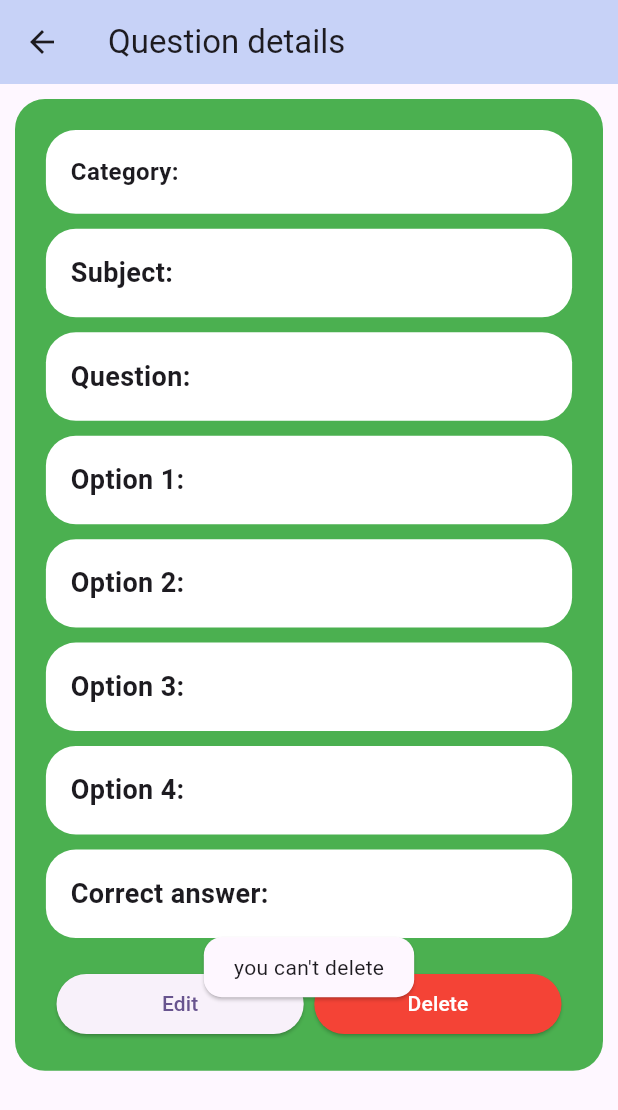
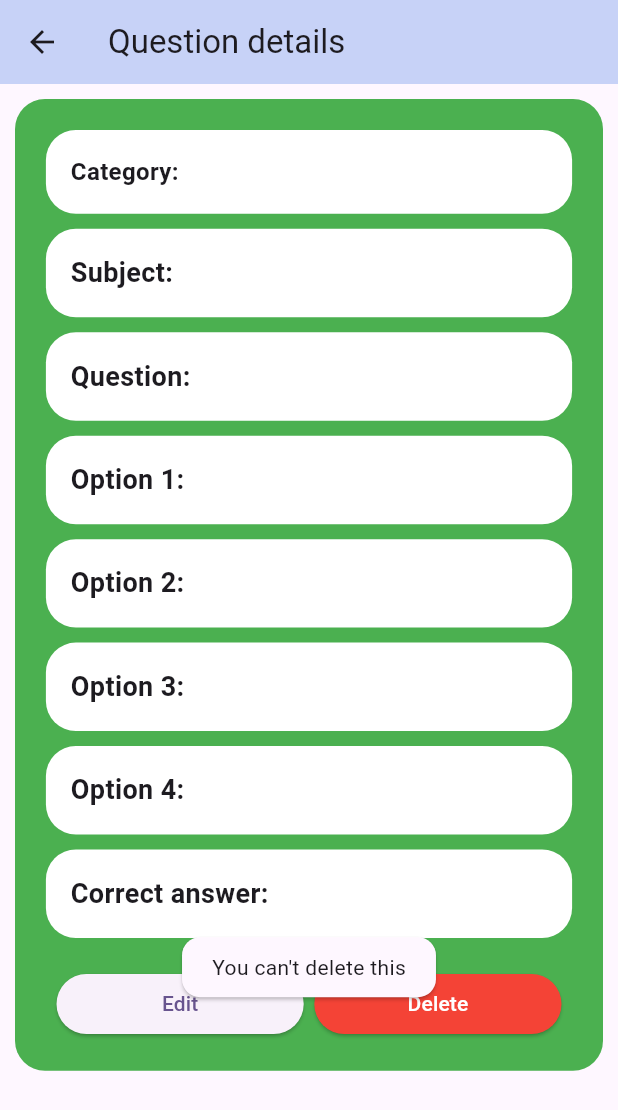
Before and after one commit to SagorSamadder/sAcademy-teacher, a Flutter app: the QuestionDetailsScreen screen opened directly with empty values, after a tap on "Delete", on a phone screen of 412 x 824 dp. Shown: the top 1110 px of the screen. Run offline on Flutter 3.47's test engine with Material 3 defaults, Android fonts, the phone set to English and light mode, and no system bars; our stand-ins replace cloud_firestore, firebase_auth, firebase_core, firebase_storage, get, image_picker and 1 more; accounts and stored records are empty.

Commit message:
fixing bugs

```diff
--- a/lib/app/question_details/view/question_details_screen.dart
+++ b/lib/app/question_details/view/question_details_screen.dart
@@ -257,17 +257,17 @@ class QuestionDetailsScreen extends StatelessWidget {
                             child: const Text("Edit"),
                           ),
                         ),
-                        Obx(
-                          () => data['status'] == 'rejected' ||
-                                  data['status'] == 'pending'
-                              ? SizedBox(
+                        SizedBox(
                           width: context.screenWidth * .4,
                           child: ElevatedButton(
                             style: ElevatedButton.styleFrom(
                                 backgroundColor: Colors.red),
                             onPressed: () async {
-                                      showConfirmationDialog(
-                                          context, data['timestamp']);
+                              data['status'] == 'rejected'
+                                  ? showConfirmationDialog(
+                                      context, data['timestamp'])
+                                  : VxToast.show(context,
+                                      msg: "You can't delete this");
                             },
                             child: const Text(
                               "Delete",
@@ -275,24 +275,6 @@ class QuestionDetailsScreen extends StatelessWidget {
                             ),
                           ),
                         )
-                              : SizedBox(
-                                  width: context.screenWidth * .4,
-                                  child: ElevatedButton(
-                                    style: ElevatedButton.styleFrom(
-                                        backgroundColor: Colors.red),
-                                    onPressed: () async {
-                                      VxToast.show(
-                                        context,
-                                        msg: "you can't delete",
-                                      );
-                                    },
-                                    child: const Text(
-                                      "Delete",
-                                      style: TextStyle(color: Colors.white),
-                                    ),
-                                  ),
-                                ),
-                        ),
                       ],
                     ),
                   ],
```
Lines whose indentation alone changed are shown as unchanged.
